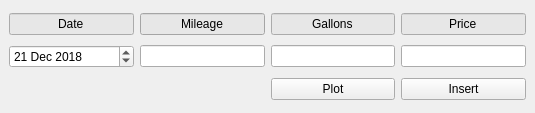
The window that window.ui (IdlePhysicist/fuelometer) describes before a commit, drawn with Qt 5.
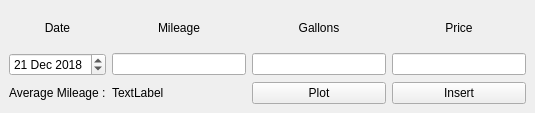
The same window after the commit. Icons and pictures are not drawn.

What changed in the file:
```diff
--- a/window.ui
+++ b/window.ui
@@ -22,61 +22,9 @@
      <widget class="QLineEdit" name="lineEdit_2"/>
     </item>
     <item row="1" column="1">
-     <widget class="QLineEdit" name="lineEdit"/>
-    </item>
-    <item row="0" column="2">
-     <widget class="QLineEdit" name="lineEdit_6">
-      <property name="enabled">
-       <bool>true</bool>
-      </property>
-      <property name="palette">
-       <palette>
-        <active>
-         <colorrole role="Base">
-          <brush brushstyle="SolidPattern">
-           <color alpha="255">
-            <red>231</red>
-            <green>231</green>
-            <blue>231</blue>
-           </color>
-          </brush>
-         </colorrole>
-        </active>
-        <inactive>
-         <colorrole role="Base">
-          <brush brushstyle="SolidPattern">
-           <color alpha="255">
-            <red>231</red>
-            <green>231</green>
-            <blue>231</blue>
-           </color>
-          </brush>
-         </colorrole>
-        </inactive>
-        <disabled>
-         <colorrole role="Base">
-          <brush brushstyle="SolidPattern">
-           <color alpha="255">
-            <red>236</red>
-            <green>236</green>
-            <blue>236</blue>
-           </color>
-          </brush>
-         </colorrole>
-        </disabled>
-       </palette>
-      </property>
-      <property name="autoFillBackground">
-       <bool>true</bool>
-      </property>
-      <property name="text">
-       <string>Gallons</string>
-      </property>
-      <property name="alignment">
-       <set>Qt::AlignCenter</set>
-      </property>
-      <property name="readOnly">
-       <bool>true</bool>
+     <widget class="QLineEdit" name="mileageEdit">
+      <property name="clearButtonEnabled">
+       <bool>false</bool>
       </property>
      </widget>
     </item>
@@ -92,6 +40,12 @@
       <property name="text">
        <string>Plot</string>
       </property>
+      <property name="default">
+       <bool>false</bool>
+      </property>
+      <property name="flat">
+       <bool>false</bool>
+      </property>
      </widget>
     </item>
     <item row="1" column="0">
@@ -105,203 +59,65 @@
       </property>
      </widget>
     </item>
+    <item row="1" column="3">
+     <widget class="QLineEdit" name="priceEdit"/>
+    </item>
     <item row="0" column="0">
-     <widget class="QLineEdit" name="lineEdit_4">
-      <property name="enabled">
-       <bool>true</bool>
-      </property>
-      <property name="palette">
-       <palette>
-        <active>
-         <colorrole role="Base">
-          <brush brushstyle="SolidPattern">
-           <color alpha="255">
-            <red>231</red>
-            <green>231</green>
-            <blue>231</blue>
-           </color>
-          </brush>
-         </colorrole>
-        </active>
-        <inactive>
-         <colorrole role="Base">
-          <brush brushstyle="SolidPattern">
-           <color alpha="255">
-            <red>231</red>
-            <green>231</green>
-            <blue>231</blue>
-           </color>
-          </brush>
-         </colorrole>
-        </inactive>
-        <disabled>
-         <colorrole role="Base">
-          <brush brushstyle="SolidPattern">
-           <color alpha="255">
-            <red>236</red>
-            <green>236</green>
-            <blue>236</blue>
-           </color>
-          </brush>
-         </colorrole>
-        </disabled>
-       </palette>
-      </property>
-      <property name="autoFillBackground">
-       <bool>true</bool>
-      </property>
-      <property name="inputMethodHints">
-       <set>Qt::ImhNone</set>
-      </property>
+     <widget class="QLabel" name="label_date">
       <property name="text">
        <string>Date</string>
       </property>
       <property name="alignment">
        <set>Qt::AlignCenter</set>
       </property>
-      <property name="readOnly">
-       <bool>true</bool>
-      </property>
-     </widget>
-    </item>
-    <item row="0" column="3">
-     <widget class="QLineEdit" name="lineEdit_7">
-      <property name="palette">
-       <palette>
-        <active>
-         <colorrole role="Base">
-          <brush brushstyle="SolidPattern">
-           <color alpha="255">
-            <red>231</red>
-            <green>231</green>
-            <blue>231</blue>
-           </color>
-          </brush>
-         </colorrole>
-        </active>
-        <inactive>
-         <colorrole role="Base">
-          <brush brushstyle="SolidPattern">
-           <color alpha="255">
-            <red>231</red>
-            <green>231</green>
-            <blue>231</blue>
-           </color>
-          </brush>
-         </colorrole>
-        </inactive>
-        <disabled>
-         <colorrole role="Base">
-          <brush brushstyle="SolidPattern">
-           <color alpha="255">
-            <red>236</red>
-            <green>236</green>
-            <blue>236</blue>
-           </color>
-          </brush>
-         </colorrole>
-        </disabled>
-       </palette>
-      </property>
-      <property name="text">
-       <string>Price</string>
-      </property>
-      <property name="frame">
-       <bool>true</bool>
-      </property>
-      <property name="echoMode">
-       <enum>QLineEdit::Normal</enum>
-      </property>
-      <property name="alignment">
-       <set>Qt::AlignCenter</set>
-      </property>
-      <property name="readOnly">
-       <bool>true</bool>
-      </property>
      </widget>
     </item>
     <item row="0" column="1">
-     <widget class="QLineEdit" name="lineEdit_5">
-      <property name="enabled">
-       <bool>true</bool>
-      </property>
-      <property name="palette">
-       <palette>
-        <active>
-         <colorrole role="Base">
-          <brush brushstyle="SolidPattern">
-           <color alpha="255">
-            <red>231</red>
-            <green>231</green>
-            <blue>231</blue>
-           </color>
-          </brush>
-         </colorrole>
-         <colorrole role="Window">
-          <brush brushstyle="SolidPattern">
-           <color alpha="255">
-            <red>231</red>
-            <green>231</green>
-            <blue>231</blue>
-           </color>
-          </brush>
-         </colorrole>
-        </active>
-        <inactive>
-         <colorrole role="Base">
-          <brush brushstyle="SolidPattern">
-           <color alpha="255">
-            <red>231</red>
-            <green>231</green>
-            <blue>231</blue>
-           </color>
-          </brush>
-         </colorrole>
-         <colorrole role="Window">
-          <brush brushstyle="SolidPattern">
-           <color alpha="255">
-            <red>231</red>
-            <green>231</green>
-            <blue>231</blue>
-           </color>
-          </brush>
-         </colorrole>
-        </inactive>
-        <disabled>
-         <colorrole role="Base">
-          <brush brushstyle="SolidPattern">
-           <color alpha="255">
-            <red>231</red>
-            <green>231</green>
-            <blue>231</blue>
-           </color>
-          </brush>
-         </colorrole>
-         <colorrole role="Window">
-          <brush brushstyle="SolidPattern">
-           <color alpha="255">
-            <red>231</red>
-            <green>231</green>
-            <blue>231</blue>
-           </color>
-          </brush>
-         </colorrole>
-        </disabled>
-       </palette>
-      </property>
+     <widget class="QLabel" name="label_mileage">
       <property name="text">
        <string>Mileage</string>
       </property>
       <property name="alignment">
        <set>Qt::AlignCenter</set>
       </property>
-      <property name="readOnly">
-       <bool>true</bool>
+     </widget>
+    </item>
+    <item row="0" column="2">
+     <widget class="QLabel" name="label_gallons">
+      <property name="text">
+       <string>Gallons</string>
       </property>
+      <property name="alignment">
+       <set>Qt::AlignCenter</set>
+      </property>
      </widget>
     </item>
-    <item row="1" column="3">
-     <widget class="QLineEdit" name="lineEdit_3"/>
+    <item row="0" column="3">
+     <widget class="QLabel" name="label_price">
+      <property name="text">
+       <string>Price</string>
+      </property>
+      <property name="alignment">
+       <set>Qt::AlignCenter</set>
+      </property>
+     </widget>
+    </item>
+    <item row="2" column="0">
+     <widget class="QLabel" name="label_AM">
+      <property name="text">
+       <string>Average Mileage :</string>
+      </property>
+      <property name="textInteractionFlags">
+       <set>Qt::TextSelectableByKeyboard|Qt::TextSelectableByMouse</set>
+      </property>
+     </widget>
+    </item>
+    <item row="2" column="1">
+     <widget class="QLabel" name="label_AM_Value">
+      <property name="text">
+       <string>TextLabel</string>
+      </property>
+     </widget>
     </item>
    </layout>
   </widget>
```
Left out of the diff: 11 changed lines with no effect on the pictures.
